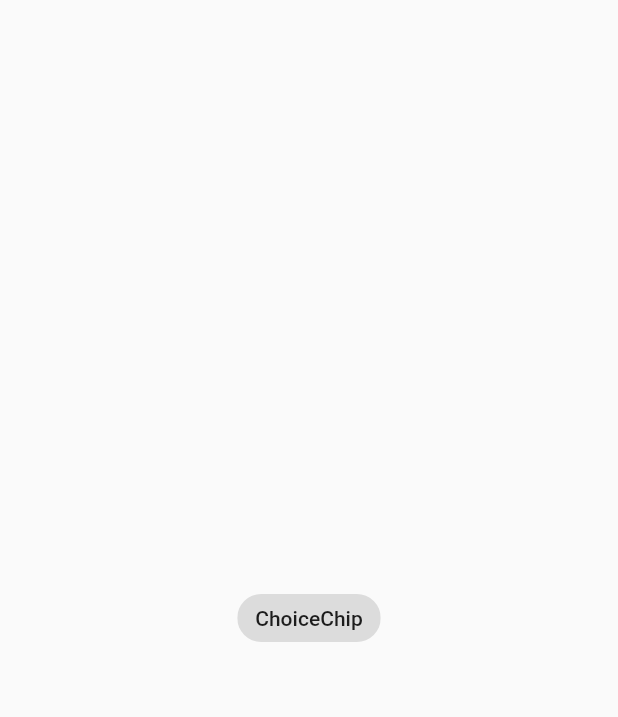
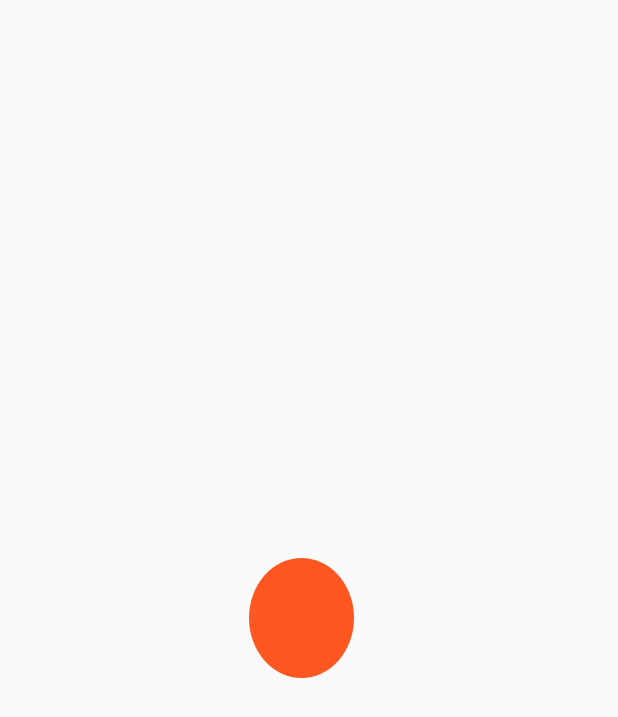
Before and after one commit to AmmarAgeeza/Flutter-Widgets, a Flutter app: the screen it shows after launch, on a phone screen of 412 x 824 dp. Shown: the top 717 px of the screen. Run offline on Flutter 3.47's test engine with Material 2 defaults, Android fonts, the phone set to English and light mode, and no system bars.

Commit message:
ClipOval Widget

```diff
--- a/lib/main.dart
+++ b/lib/main.dart
@@ -1,6 +1,6 @@
 import 'package:flutter/material.dart';
 
-import 'widgets/widget_030_choice_chip.dart';
+import 'widgets/widget_031_clip_oval.dart';
 
 
 void main() {
@@ -15,7 +15,7 @@ class MyApp extends StatelessWidget {
     return const MaterialApp(
       title: 'Flutter Widgets',
       debugShowCheckedModeBanner: false,
-      home: ChoiceChipWidget(),
+      home: ClipOvalWidget(),
     );
   }
 }
--- /dev/null
+++ b/lib/widgets/widget_031_clip_oval.dart
@@ -0,0 +1,33 @@
+import 'package:flutter/material.dart';
+
+class ClipOvalWidget extends StatelessWidget {
+  const ClipOvalWidget({super.key});
+
+  @override
+  Widget build(BuildContext context) {
+    return Scaffold(
+      body: Center(
+        child: ClipOval(
+          clipper: CustomClip(),
+          child: Container(
+            height: 80,
+            width: 80,
+            color: Colors.deepOrange,
+          ),
+        ),
+      ),
+    );
+  }
+}
+
+class CustomClip extends CustomClipper<Rect> {
+  @override
+  Rect getClip(Size size) {
+   return Rect.fromLTWH(0,0, size.width -10, size.height);
+  }
+
+  @override
+  bool shouldReclip(covariant CustomClipper<Rect> oldClipper) {
+    return false;
+  }
+}
```
Also changed, not shown: 1 other file.
